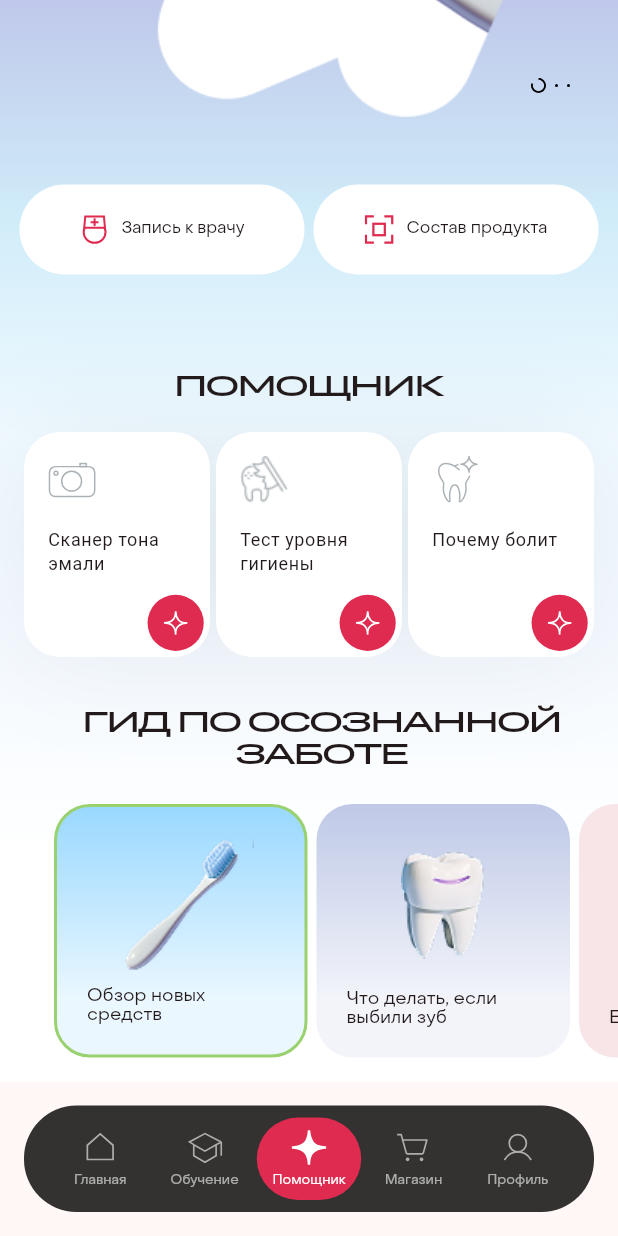
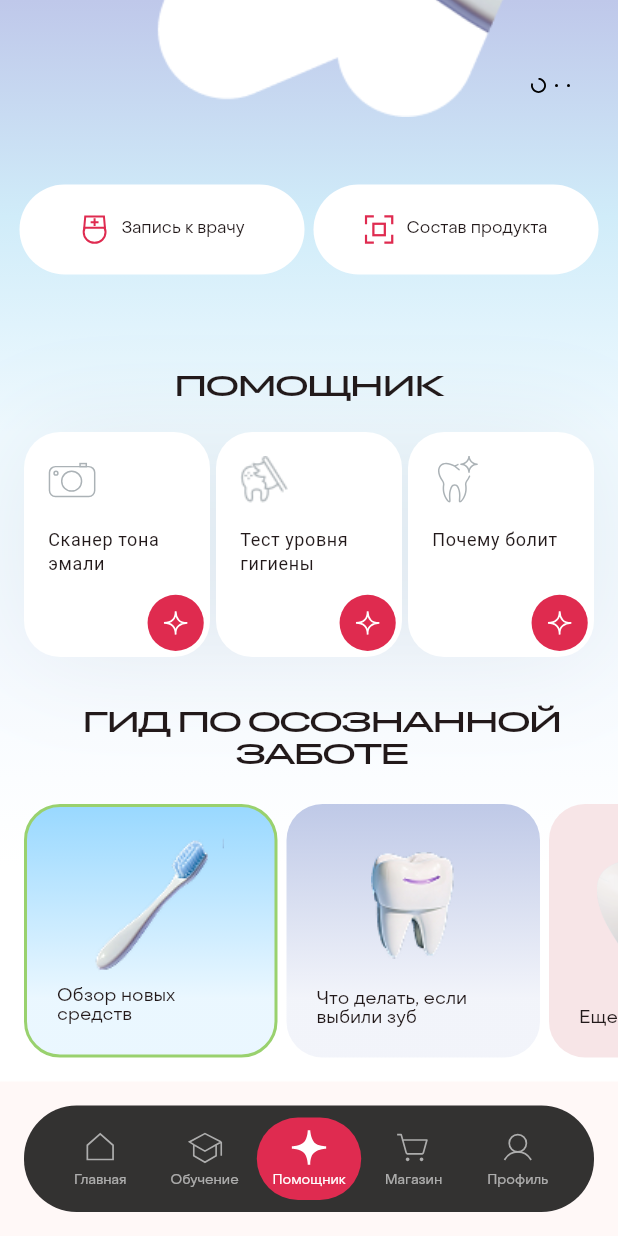
Before and after one commit to AlexeyZelenko/my_flutter, a Flutter app: the screen it shows after launch, scrolled down 256 dp, on a phone screen of 412 x 824 dp. Run offline on Flutter 3.47's test engine with Material 3 defaults, Android fonts, the phone set to English and light mode, and no system bars; our stand-ins replace flutter_svg; project files that could hold a hidden picture were left out.

Commit message:
refactor(conscious_care_guide): improve card layout and code formatting
Refactor the card layout logic to handle margins based on card index instead of checking the last card. Also, improve code formatting for better readability and maintainability.

```diff
--- a/lib/widgets/main/conscious_care_guide.dart
+++ b/lib/widgets/main/conscious_care_guide.dart
@@ -73,13 +73,19 @@ class ConsciousCareGuide extends StatelessWidget {
           const SizedBox(height: 24),
           SingleChildScrollView(
             scrollDirection: Axis.horizontal,
-            padding: const EdgeInsets.only(left: 20.0), // Додаємо відступ зліва для прокрутки
             child: Row(
-              children: cardsData.map((card) {
+              children: cardsData.asMap().entries.map((entry) {
+                final index = entry.key;
+                final card = entry.value;
+
                 return Container(
                   width: 169,
                   height: 169,
-                  margin: EdgeInsets.only(right: cardsData.last == card ? 0 : 6, left: 0), // Забираємо початковий відступ тут
+                  margin: EdgeInsets.only(
+                    left: index == 0 ? 0.0 : 0.0,
+                    // только первая карточка с отступом
+                    right: index == cardsData.length - 1 ? 0 : 6,
+                  ),
                   decoration: BoxDecoration(
                     gradient: card['gradient'] as Gradient?,
                     borderRadius: BorderRadius.circular(24),
```
Lines whose indentation alone changed are shown as unchanged.
